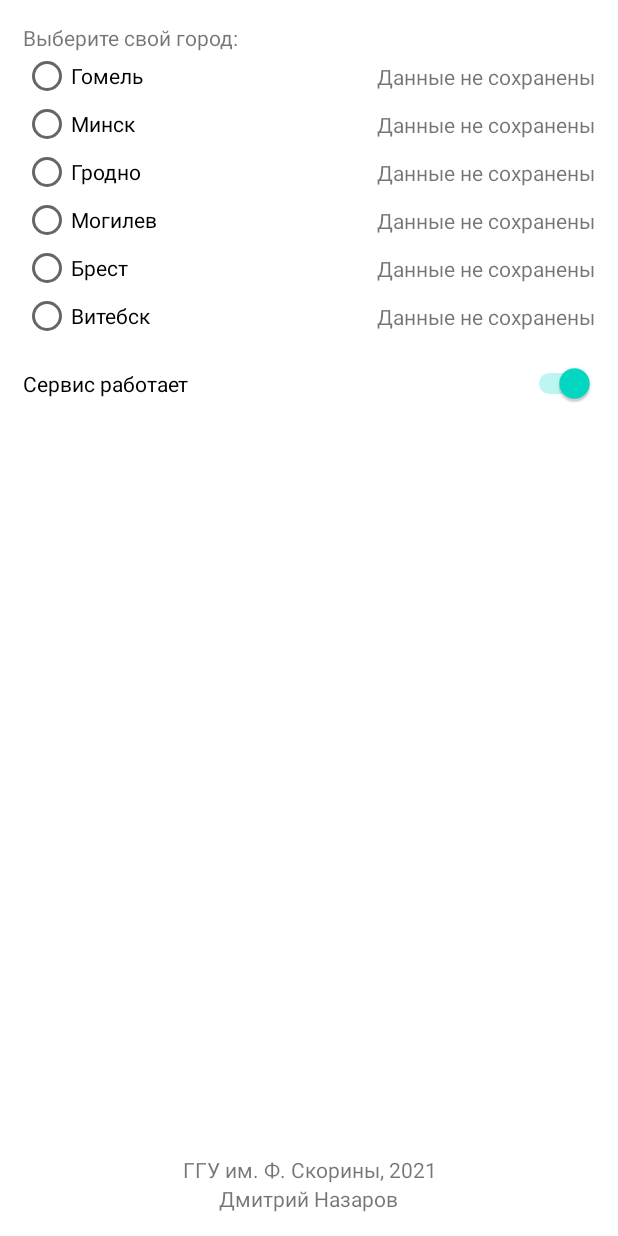
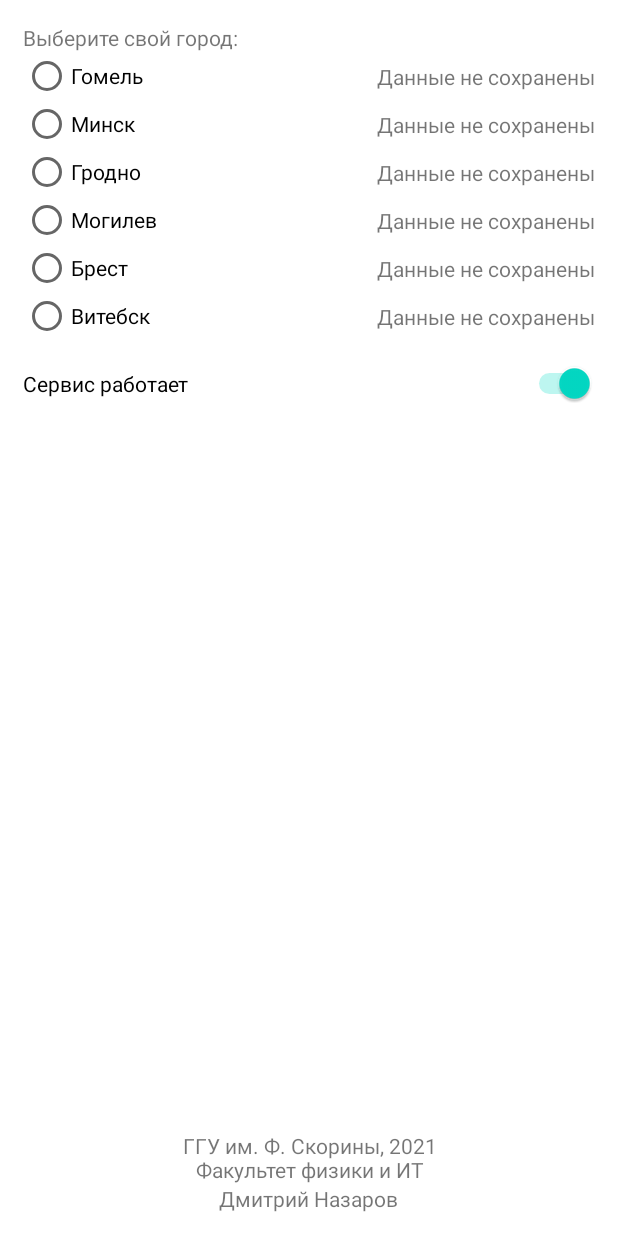
Before and after one commit to dingdongyouarewrong/Crossroads, an Android app: the screen it shows after launch (SettingsActivity), after a tap on "НАСТРОЙКИ", on a phone screen of 412 x 824 dp. Run offline under Robolectric (Android 15) with nearby library versions, the phone set to English and light mode, and no system bars; libraries missing offline, so code that uses them is left out: org.osmdroid.api, org.osmdroid.config, org.osmdroid.tileprovider, org.osmdroid.util, org.osmdroid.views; 24 statements that could not run were skipped.

Commit message:
basic settings, refactor, license

```diff
--- a/app/src/main/java/com/example/crossroads/MainActivity.java
+++ b/app/src/main/java/com/example/crossroads/MainActivity.java
@@ -1,6 +1,7 @@
 package com.example.crossroads;
 
 import android.Manifest;
+import android.annotation.SuppressLint;
 import android.app.*;
 import android.content.*;
 import android.content.pm.PackageManager;
@@ -12,6 +13,7 @@ import android.location.LocationManager;
 import android.os.Build;
 
 import android.os.Bundle;
+import android.util.Log;
 import android.view.View;
 import android.widget.Button;
 import android.widget.Toast;
@@ -38,6 +40,8 @@ import org.osmdroid.views.overlay.simplefastpoint.SimplePointTheme;
 import retrofit2.Retrofit;
 import retrofit2.converter.gson.GsonConverterFactory;
 
+import java.lang.reflect.InvocationTargetException;
+import java.lang.reflect.Method;
 import java.lang.reflect.Type;
 import java.util.*;
 
@@ -125,6 +129,7 @@ public class MainActivity extends Activity {
 
         }
 
+        readMIUIersion();
 
         setContentView(R.layout.activity_main);
         licenseConfirmation();
@@ -192,7 +197,8 @@ public class MainActivity extends Activity {
         mapView = findViewById(R.id.map_view);
         Configuration.getInstance().setUserAgentValue(getPackageName());
         mapView.setMultiTouchControls(false);
-        mapView.getZoomController().setVisibility(CustomZoomButtonsController.Visibility.NEVER);
+        mapView.getZoomController().setVisibility(CustomZoomButtonsController
+                .Visibility.NEVER);
         mapView.setMaxZoomLevel(19d);
 
         mapView.setEnabled(false);
@@ -376,11 +382,12 @@ public class MainActivity extends Activity {
                         "Для Пользователей младше 12 лет, настройки работы приложения производить со стороны Пользователя старше 18 лет.\n")
                 .setPositiveButton("Да", new DialogInterface.OnClickListener() {
                     public void onClick(DialogInterface dialog, int id) {
-                        Toast.makeText(getApplicationContext(), "Соглашение принято", Toast.LENGTH_LONG).show();
-                        SharedPreferences sharedPreferences = getSharedPreferences(getString(R.string.SharedPreferencesStoreName), MODE_PRIVATE);
-                        SharedPreferences.Editor prefsEditor = sharedPreferences.edit();
-                        prefsEditor.putBoolean("license_confirmed", true);
-                        prefsEditor.commit();
+//                        Toast.makeText(getApplicationContext(), "Соглашение принято", Toast.LENGTH_LONG).show();
+//                        SharedPreferences sharedPreferences = getSharedPreferences(getString(R.string.SharedPreferencesStoreName), MODE_PRIVATE);
+//                        SharedPreferences.Editor prefsEditor = sharedPreferences.edit();
+//                        prefsEditor.putBoolean("license_confirmed", true);
+//                        prefsEditor.commit();
+                        readMIUIersion();
                     }
                 })
                 .setNegativeButton("Нет", new DialogInterface.OnClickListener() {
@@ -397,5 +404,42 @@ public class MainActivity extends Activity {
                 .show();
     }
 
+    private void readMIUIersion() {
+        try {
+            @SuppressLint("PrivateApi") final Class<?> propertyClass = Class.forName("android.os.SystemProperties");
+            final Method method = propertyClass.getMethod("get", String.class);
+            final String versionCode = (String) method.invoke(propertyClass, "ro.miui.ui.version.code");
+            final String versionName = (String) method.invoke(propertyClass, "ro.miui.ui.version.name");
+                final AlertDialog.Builder builder = new AlertDialog.Builder(MainActivity.this);
+                builder
+                        .setTitle("Выполните действия перед началом работы")
+                        .setMessage("Ваша система - MIUI 12 \n" +
+                                "Для корректной работы приложения нужно попросить телефон не выключать его \n" +
+                                "1. Ненадолго зажмите иконку приложения на экране \n" +
+                                "2. Нажмите «О приложении» \n" +
+                                "3. Выберите «Контроль активности» \n" +
+                                "4. Выберите «Нет ограничений»")
+                        .setPositiveButton("OK", new DialogInterface.OnClickListener() {
+                            public void onClick(DialogInterface dialog, int id) {
+                                Toast.makeText(getApplicationContext(), "Соглашение принято", Toast.LENGTH_LONG).show();
+                                SharedPreferences sharedPreferences = getSharedPreferences(getString(R.string.SharedPreferencesStoreName), MODE_PRIVATE);
+                                SharedPreferences.Editor prefsEditor = sharedPreferences.edit();
+                                prefsEditor.putBoolean("license_confirmed", true);
+                                prefsEditor.commit();
+                            }
+                        })
+                        .setView(findViewById(R.layout.activity_main))
+
+                        .setCancelable(false)
+                        .create()
+                        .show();
+
+            Log.d("MIUI", "Version Code: " + versionCode);
+            Log.d("MIUI", "Version Name: " + versionName);
+        } catch (ClassNotFoundException | NoSuchMethodException | IllegalAccessException | InvocationTargetException e) {
+            e.printStackTrace();
+        }
+    }
+
 
 }
--- a/app/src/main/java/com/example/crossroads/SettingsActivity.java
+++ b/app/src/main/java/com/example/crossroads/SettingsActivity.java
@@ -440,7 +440,7 @@ public class SettingsActivity extends Activity implements CompoundButton.OnCheck
                 Log.i("EGG", "EGG");
             } else {
                 currentnumber = currentnumber + 1;
-                Log.i("monke number", String.valueOf(currentnumber));
+                Log.i("ic_additional_launcher number", String.valueOf(currentnumber));
             }
         }
 
--- a/app/src/main/res/layout/activity_main.xml
+++ b/app/src/main/res/layout/activity_main.xml
@@ -63,9 +63,9 @@
             android:onClick="startSettings"
             app:cornerRadius="6dp"
             android:visibility="visible"
-            android:insetLeft="7dp"
-            android:insetRight="7dp"
-            android:insetBottom="7dp"/>
+            android:insetLeft="10dp"
+            android:insetRight="10dp"
+            android:insetBottom="10dp"/>
 
 
 
--- a/app/src/main/res/layout/activity_settings.xml
+++ b/app/src/main/res/layout/activity_settings.xml
@@ -206,7 +206,7 @@
             android:id="@+id/linearLayout2">
 
         <TextView
-                android:text="ГГУ им. Ф. Скорины, 2021"
+                android:text="ГГУ им. Ф. Скорины, 2021\nФакультет физики и ИТ"
                 android:layout_width="match_parent"
                 android:layout_height="wrap_content"
                 android:id="@+id/company_name"
@@ -223,7 +223,7 @@
     <ImageView
             android:layout_width="wrap_content"
             android:layout_height="wrap_content"
-            app:srcCompat="@drawable/monke"
+            app:srcCompat="@drawable/ic_additional_launcher"
             android:id="@+id/easterEggImage"
             android:layout_margin="20dp"
             app:layout_constraintStart_toStartOf="parent"
@@ -231,7 +231,7 @@
             app:layout_constraintBottom_toBottomOf="parent"
             app:layout_constraintEnd_toEndOf="parent"
             android:visibility="gone"
-            android:background="@drawable/monke"
+            android:background="@drawable/ic_additional_launcher"
             android:onClick="easterEggClick"/>
 
 
```
Also changed, not shown: app/src/main/java/com/example/crossroads/service/GoogleService.java (+30 -31 lines), app/src/main/res/drawable/ic_additional_launcher.jpg (renamed from app/src/main/res/drawable/monke.jpg).
